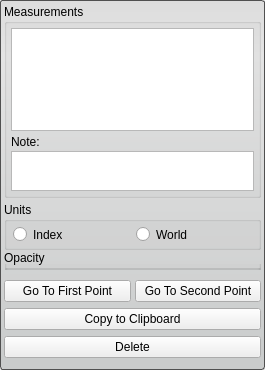
Above: src/Interface/ToolInterface/MeasurementToolInterface.ui from SCIInstitute/Seg3D before the change. Below: the same form after it.
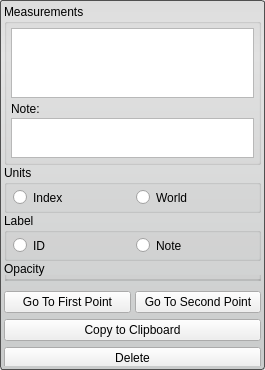
That is the form after the change. Custom widgets are drawn as their Qt base class.

Commit message: - Added option to render ID or note as measurement label in viewer.

What changed in the file:
```diff
--- a/src/Interface/ToolInterface/MeasurementToolInterface.ui
+++ b/src/Interface/ToolInterface/MeasurementToolInterface.ui
@@ -173,16 +173,7 @@
          <property name="spacing">
           <number>0</number>
          </property>
-         <property name="leftMargin">
-          <number>0</number>
-         </property>
-         <property name="topMargin">
-          <number>4</number>
-         </property>
-         <property name="rightMargin">
-          <number>0</number>
-         </property>
-         <property name="bottomMargin">
+         <property name="margin">
           <number>0</number>
          </property>
          <item>
@@ -256,6 +247,77 @@
            </layout>
           </widget>
          </item>
+         <item>
+          <widget class="QGroupBox" name="label_groupbox_">
+           <property name="title">
+            <string>Label</string>
+           </property>
+           <layout class="QHBoxLayout" name="horizontalLayout_6">
+            <property name="spacing">
+             <number>0</number>
+            </property>
+            <property name="leftMargin">
+             <number>4</number>
+            </property>
+            <property name="topMargin">
+             <number>0</number>
+            </property>
+            <property name="rightMargin">
+             <number>4</number>
+            </property>
+            <property name="bottomMargin">
+             <number>0</number>
+            </property>
+            <item>
+             <widget class="QWidget" name="label_rb_widget_" native="true">
+              <property name="minimumSize">
+               <size>
+                <width>0</width>
+                <height>25</height>
+               </size>
+              </property>
+              <property name="maximumSize">
+               <size>
+                <width>16777215</width>
+                <height>30</height>
+               </size>
+              </property>
+              <layout class="QHBoxLayout" name="horizontalLayout_7">
+               <property name="spacing">
+                <number>4</number>
+               </property>
+               <property name="leftMargin">
+                <number>2</number>
+               </property>
+               <property name="topMargin">
+                <number>4</number>
+               </property>
+               <property name="rightMargin">
+                <number>0</number>
+               </property>
+               <property name="bottomMargin">
+                <number>4</number>
+               </property>
+               <item>
+                <widget class="QRadioButton" name="rb_id_">
+                 <property name="text">
+                  <string>ID</string>
+                 </property>
+                </widget>
+               </item>
+               <item>
+                <widget class="QRadioButton" name="rb_note_">
+                 <property name="text">
+                  <string>Note</string>
+                 </property>
+                </widget>
+               </item>
+              </layout>
+             </widget>
+            </item>
+           </layout>
+          </widget>
+         </item>
          <item>
           <widget class="QGroupBox" name="opacity_groupbox_">
            <property name="minimumSize">
```
The commit also changes 3 other files.
